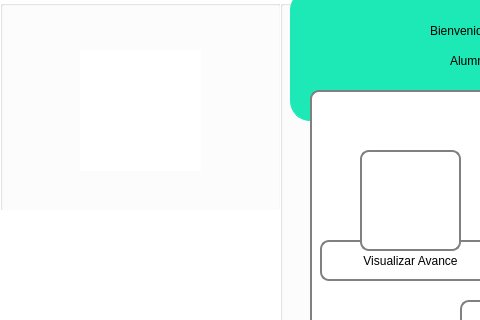
Above: SCS/alumno.ui from sagarme17/SCS before the change; both pictures show x 0 to 480 and y 0 to 320 of the 728 by 571 pixel window. Below: the same form after it.
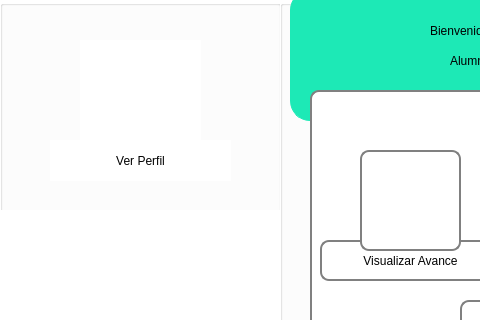
That is the form after the change. Icons and pictures are not drawn.

```diff
--- a/SCS/alumno.ui
+++ b/SCS/alumno.ui
@@ -51,7 +51,7 @@
     <property name="geometry">
      <rect>
       <x>80</x>
-      <y>50</y>
+      <y>40</y>
       <width>121</width>
       <height>121</height>
      </rect>
@@ -67,21 +67,46 @@
     </property>
    </widget>
    <widget class="QPushButton" name="Cambiar_Foto">
+    <property name="enabled">
+     <bool>true</bool>
+    </property>
     <property name="geometry">
      <rect>
       <x>80</x>
-      <y>50</y>
+      <y>40</y>
       <width>111</width>
       <height>111</height>
      </rect>
     </property>
+    <property name="styleSheet">
+     <string notr="true">       background:transparent;
+       border:none;
+       outline:none;
+</string>
+    </property>
     <property name="text">
      <string/>
     </property>
    </widget>
-   <zorder>Cambiar_Foto</zorder>
-   <zorder>label</zorder>
-   <zorder>Foto</zorder>
+   <widget class="QLabel" name="Ver_Perfil">
+    <property name="geometry">
+     <rect>
+      <x>50</x>
+      <y>140</y>
+      <width>181</width>
+      <height>41</height>
+     </rect>
+    </property>
+    <property name="styleSheet">
+     <string notr="true">font: 75 12pt &quot;Berlin Sans FB Demi&quot;;</string>
+    </property>
+    <property name="text">
+     <string>Ver Perfil</string>
+    </property>
+    <property name="alignment">
+     <set>Qt::AlignCenter</set>
+    </property>
+   </widget>
   </widget>
   <widget class="QGroupBox" name="groupBox_2">
    <property name="geometry">
```
